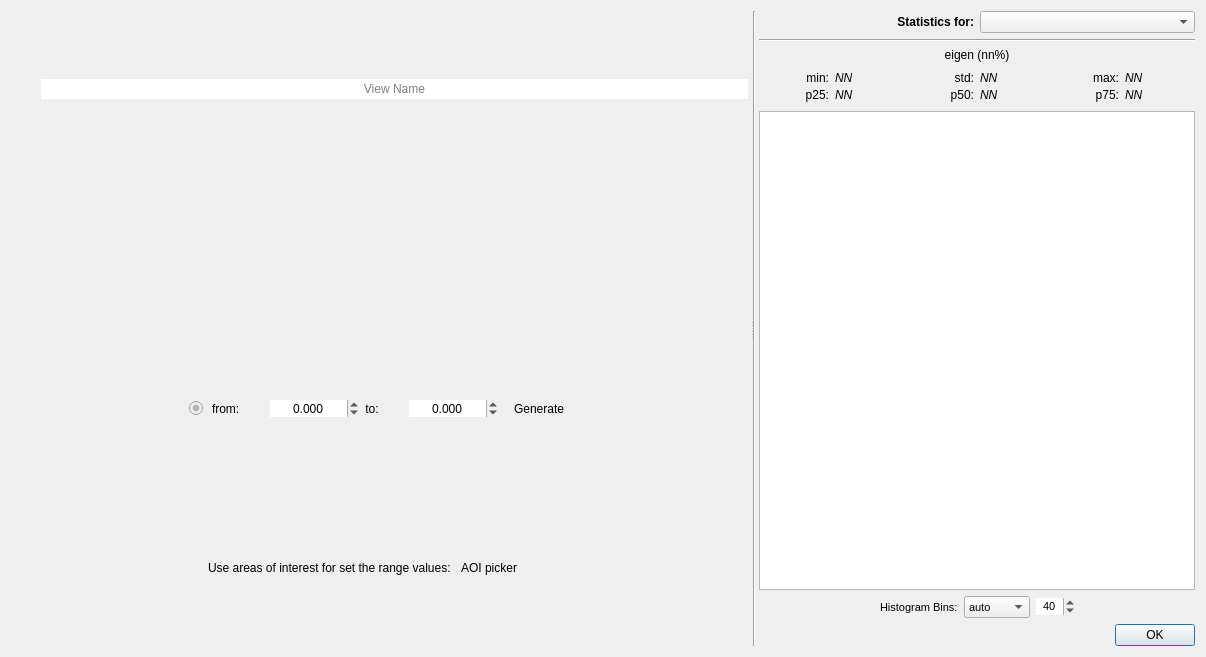
First picture: the form in ui/component_analysis_dialog.ui, repository SMByC/PCA4CD, before the edit.
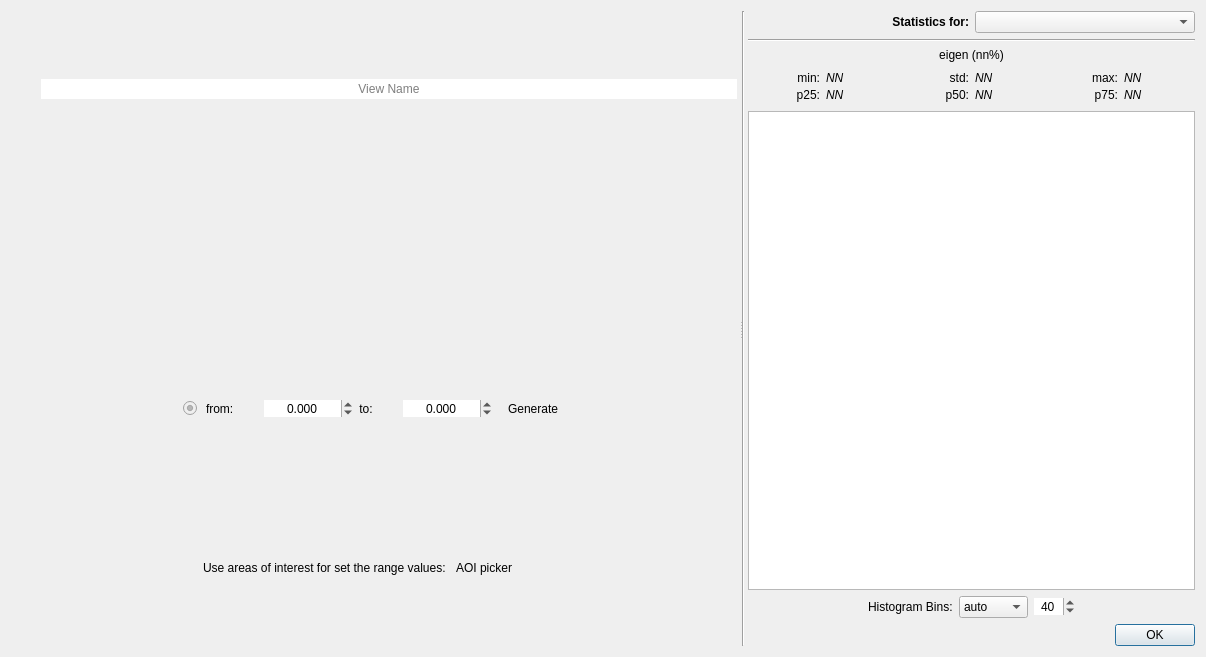
Second picture: the form after the edit. Icons and pictures are not drawn. Custom widgets are drawn as their Qt base class.

Patch:
```diff
--- a/ui/component_analysis_dialog.ui
+++ b/ui/component_analysis_dialog.ui
@@ -698,7 +698,7 @@
               <widget class="QLabel" name="label_7">
                <property name="font">
                 <font>
-                 <pointsize>8</pointsize>
+                 <pointsize>9</pointsize>
                 </font>
                </property>
                <property name="text">
@@ -711,20 +711,17 @@
                <property name="maximumSize">
                 <size>
                  <width>16777215</width>
-                 <height>32</height>
+                 <height>26</height>
                 </size>
                </property>
                <property name="font">
                 <font>
-                 <pointsize>8</pointsize>
+                 <pointsize>9</pointsize>
                 </font>
                </property>
                <property name="sizeAdjustPolicy">
                 <enum>QComboBox::AdjustToContents</enum>
                </property>
-               <property name="frame">
-                <bool>true</bool>
-               </property>
                <item>
                 <property name="text">
                  <string>auto</string>
@@ -756,7 +753,7 @@
               <widget class="QSpinBox" name="HistogramCustomBins">
                <property name="font">
                 <font>
-                 <pointsize>8</pointsize>
+                 <pointsize>9</pointsize>
                 </font>
                </property>
                <property name="frame">
```
